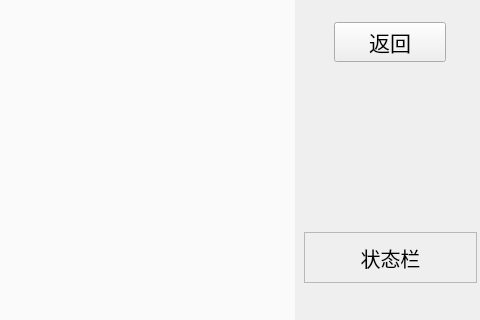
Qt form PCBDetect/TemplateUI.ui (wenyuexin/PCBDetect) before a commit; both pictures show x 886 to 1366 and y 448 to 768 of the 1366 by 768 pixel window.
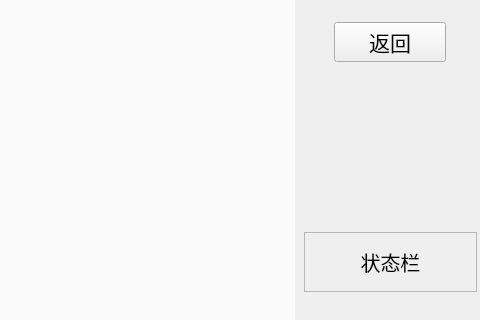
The same form after that commit. Icons and pictures are not drawn.

What changed in the file:
```diff
--- a/PCBDetect/TemplateUI.ui
+++ b/PCBDetect/TemplateUI.ui
@@ -202,7 +202,7 @@
      <x>1190</x>
      <y>680</y>
      <width>173</width>
-     <height>51</height>
+     <height>60</height>
     </rect>
    </property>
    <property name="font">
```
